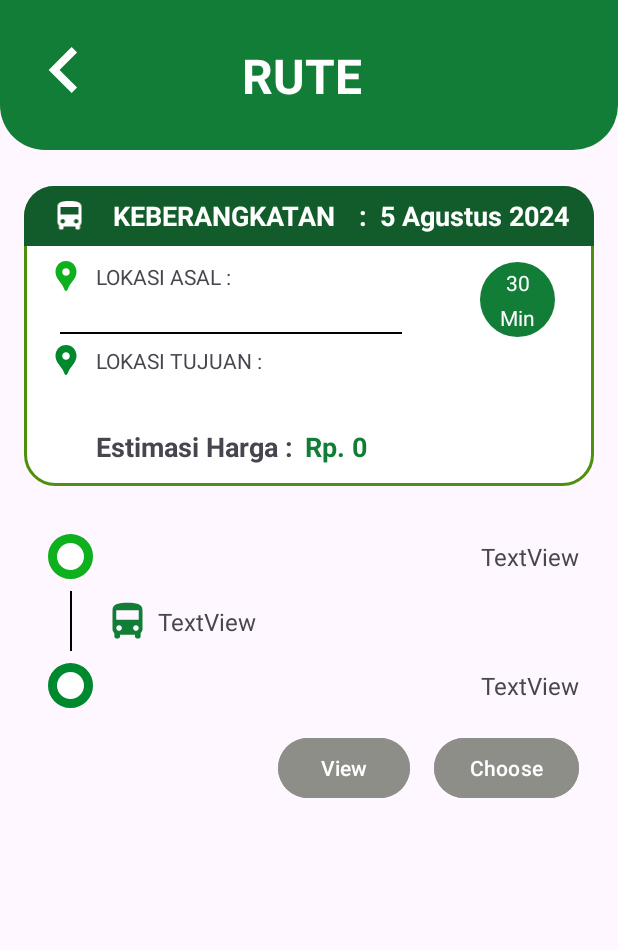
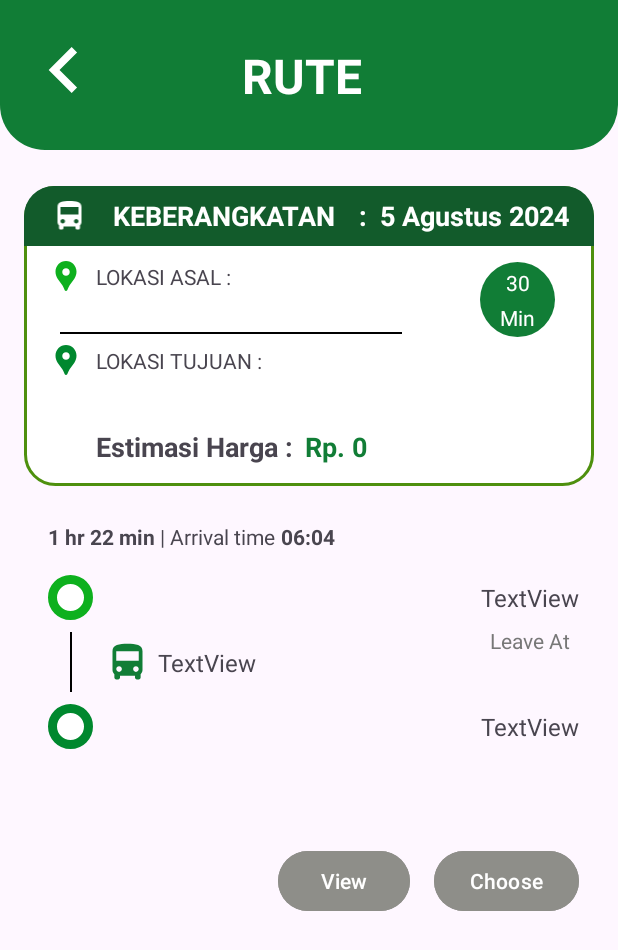
Before and after one commit to jessymarcelyn/manpro_kel5, an Android app: the ChooseRoute screen opened directly, with no data from a screen before it, on a phone screen of 412 x 824 dp. Shown: the top 950 px of the screen. Run offline under Robolectric (Android 15) with nearby library versions, the phone set to English and light mode, and no system bars; our stand-ins replace Firebase (no records; nobody signed in at launch, a user with empty details on screens opened directly); 1 statement that could not run was skipped.

Commit message:
bookmark button of selectRoute page, chooseRoute Page

```diff
--- /dev/null
+++ b/app/src/main/res/drawable/baseline_star_rate_24.xml
@@ -0,0 +1,5 @@
+<vector xmlns:android="http://schemas.android.com/apk/res/android" android:height="24dp" android:tint="#FFC300" android:viewportHeight="24" android:viewportWidth="24" android:width="24dp">
+
+    <path android:fillColor="@android:color/white" android:pathData="M14.43,10l-2.43,-8l-2.43,8l-7.57,0l6.18,4.41l-2.35,7.59l6.17,-4.69l6.18,4.69l-2.35,-7.59l6.17,-4.41z"/>
+
+</vector>
--- /dev/null
+++ b/app/src/main/res/drawable/ic_down.xml
@@ -0,0 +1,5 @@
+<vector xmlns:android="http://schemas.android.com/apk/res/android" android:height="24dp" android:tint="#FFFFFF" android:viewportHeight="24" android:viewportWidth="24" android:width="24dp">
+
+    <path android:fillColor="@android:color/white" android:pathData="M7.41,8.59L12,13.17l4.59,-4.58L18,10l-6,6 -6,-6 1.41,-1.41z"/>
+
+</vector>
--- /dev/null
+++ b/app/src/main/res/drawable/ic_star_empty.xml
@@ -0,0 +1,5 @@
+<vector xmlns:android="http://schemas.android.com/apk/res/android" android:height="40dp" android:tint="#000000" android:viewportHeight="24" android:viewportWidth="24" android:width="40dp">
+
+    <path android:fillColor="@android:color/white" android:pathData="M22,9.24l-7.19,-0.62L12,2 9.19,8.63 2,9.24l5.46,4.73L5.82,21 12,17.27 18.18,21l-1.63,-7.03L22,9.24zM12,15.4l-3.76,2.27 1,-4.28 -3.32,-2.88 4.38,-0.38L12,6.1l1.71,4.04 4.38,0.38 -3.32,2.88 1,4.28L12,15.4z"/>
+
+</vector>
--- /dev/null
+++ b/app/src/main/res/drawable/ic_train_green.xml
@@ -0,0 +1,5 @@
+<vector xmlns:android="http://schemas.android.com/apk/res/android" android:height="24dp" android:tint="#00882E" android:viewportHeight="24" android:viewportWidth="24" android:width="24dp">
+
+    <path android:fillColor="@android:color/white" android:pathData="M12,2c-4,0 -8,0.5 -8,4v9.5C4,17.43 5.57,19 7.5,19L6,20.5v0.5h2.23l2,-2L14,19l2,2h2v-0.5L16.5,19c1.93,0 3.5,-1.57 3.5,-3.5L20,6c0,-3.5 -3.58,-4 -8,-4zM7.5,17c-0.83,0 -1.5,-0.67 -1.5,-1.5S6.67,14 7.5,14s1.5,0.67 1.5,1.5S8.33,17 7.5,17zM11,10L6,10L6,6h5v4zM13,10L13,6h5v4h-5zM16.5,17c-0.83,0 -1.5,-0.67 -1.5,-1.5s0.67,-1.5 1.5,-1.5 1.5,0.67 1.5,1.5 -0.67,1.5 -1.5,1.5z"/>
+
+</vector>
--- /dev/null
+++ b/app/src/main/res/drawable/ic_train_white.xml
@@ -0,0 +1,5 @@
+<vector xmlns:android="http://schemas.android.com/apk/res/android" android:height="24dp" android:tint="#FFFFFF" android:viewportHeight="24" android:viewportWidth="24" android:width="24dp">
+
+    <path android:fillColor="@android:color/white" android:pathData="M12,2c-4,0 -8,0.5 -8,4v9.5C4,17.43 5.57,19 7.5,19L6,20.5v0.5h2.23l2,-2L14,19l2,2h2v-0.5L16.5,19c1.93,0 3.5,-1.57 3.5,-3.5L20,6c0,-3.5 -3.58,-4 -8,-4zM7.5,17c-0.83,0 -1.5,-0.67 -1.5,-1.5S6.67,14 7.5,14s1.5,0.67 1.5,1.5S8.33,17 7.5,17zM11,10L6,10L6,6h5v4zM13,10L13,6h5v4h-5zM16.5,17c-0.83,0 -1.5,-0.67 -1.5,-1.5s0.67,-1.5 1.5,-1.5 1.5,0.67 1.5,1.5 -0.67,1.5 -1.5,1.5z"/>
+
+</vector>
--- a/app/src/main/res/layout/activity_choose_route.xml
+++ b/app/src/main/res/layout/activity_choose_route.xml
@@ -216,9 +216,9 @@
         android:layout_width="30dp"
         android:layout_height="30dp"
         android:layout_marginStart="32dp"
-        android:layout_marginTop="32dp"
+        android:layout_marginTop="16dp"
         app:layout_constraintStart_toStartOf="parent"
-        app:layout_constraintTop_toBottomOf="@+id/view2"
+        app:layout_constraintTop_toBottomOf="@+id/textView19"
         app:srcCompat="@drawable/circle_asal" />
 
     <TextView
@@ -295,7 +295,7 @@
         android:id="@+id/btnView"
         android:layout_width="wrap_content"
         android:layout_height="wrap_content"
-        android:layout_marginTop="16dp"
+        android:layout_marginTop="64dp"
         android:layout_marginEnd="16dp"
         android:backgroundTint="#8E8E89"
         android:text="View"
@@ -363,5 +363,46 @@
         app:layout_constraintStart_toEndOf="@+id/imageView19"
         app:layout_constraintTop_toTopOf="@+id/imageView19" />
 
+    <TextView
+        android:id="@+id/textView5"
+        android:layout_width="wrap_content"
+        android:layout_height="wrap_content"
+        android:layout_marginTop="8dp"
+        android:text="Leave At"
+        android:textColor="#777777"
+        app:layout_constraintEnd_toEndOf="@+id/tv_jamBerangkatt"
+        app:layout_constraintStart_toStartOf="@+id/tv_jamBerangkatt"
+        app:layout_constraintTop_toBottomOf="@+id/tv_jamBerangkatt" />
+
+    <TextView
+        android:id="@+id/textView19"
+        android:layout_width="wrap_content"
+        android:layout_height="wrap_content"
+        android:layout_marginTop="24dp"
+        android:text="1 hr 22 min"
+        android:textStyle="bold"
+        app:layout_constraintStart_toStartOf="@+id/imageView10"
+        app:layout_constraintTop_toBottomOf="@+id/view2" />
+
+    <TextView
+        android:id="@+id/textView22"
+        android:layout_width="wrap_content"
+        android:layout_height="wrap_content"
+        android:text=" | Arrival time"
+        app:layout_constraintBottom_toBottomOf="@+id/textView19"
+        app:layout_constraintStart_toEndOf="@+id/textView19"
+        app:layout_constraintTop_toTopOf="@+id/textView19" />
+
+    <TextView
+        android:id="@+id/textView24"
+        android:layout_width="wrap_content"
+        android:layout_height="wrap_content"
+        android:layout_marginStart="4dp"
+        android:text="06:04"
+        android:textStyle="bold"
+        app:layout_constraintBottom_toBottomOf="@+id/textView22"
+        app:layout_constraintStart_toEndOf="@+id/textView22"
+        app:layout_constraintTop_toTopOf="@+id/textView22" />
+
 
 </androidx.constraintlayout.widget.ConstraintLayout>
```
Also changed, not shown: app/src/main/res/layout/activity_home.xml (+13 -3 lines), app/src/main/res/layout/list_choose_route.xml (+20 -0 lines), app/src/main/res/layout/list_selectroute.xml (+13 -2 lines).
